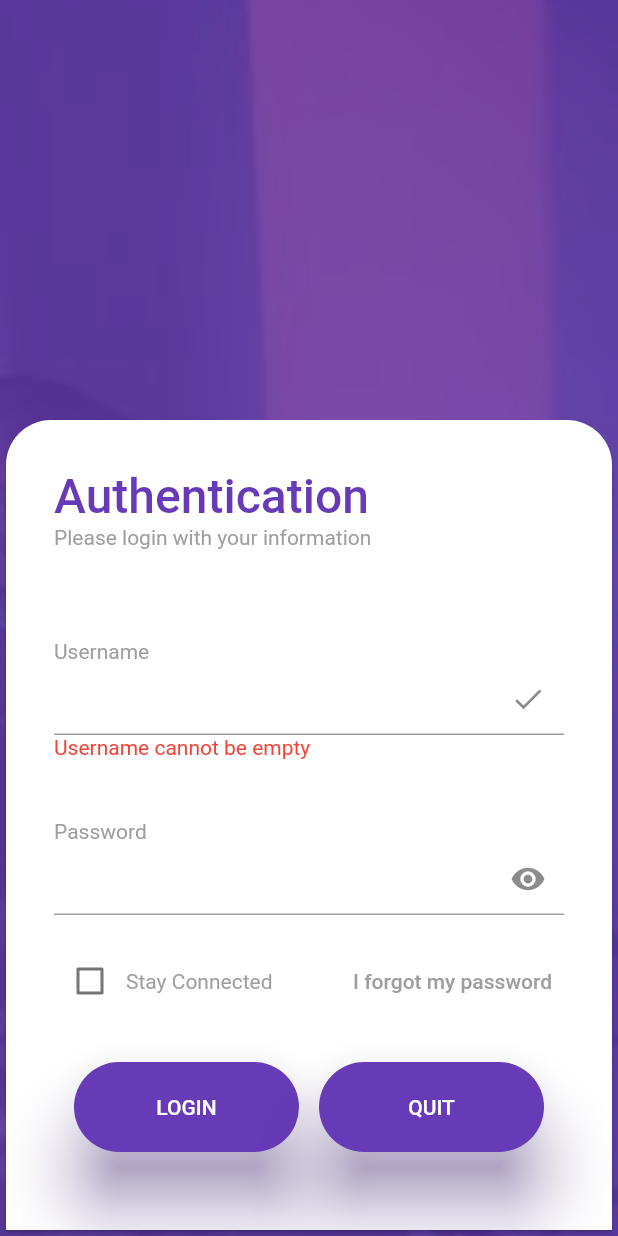
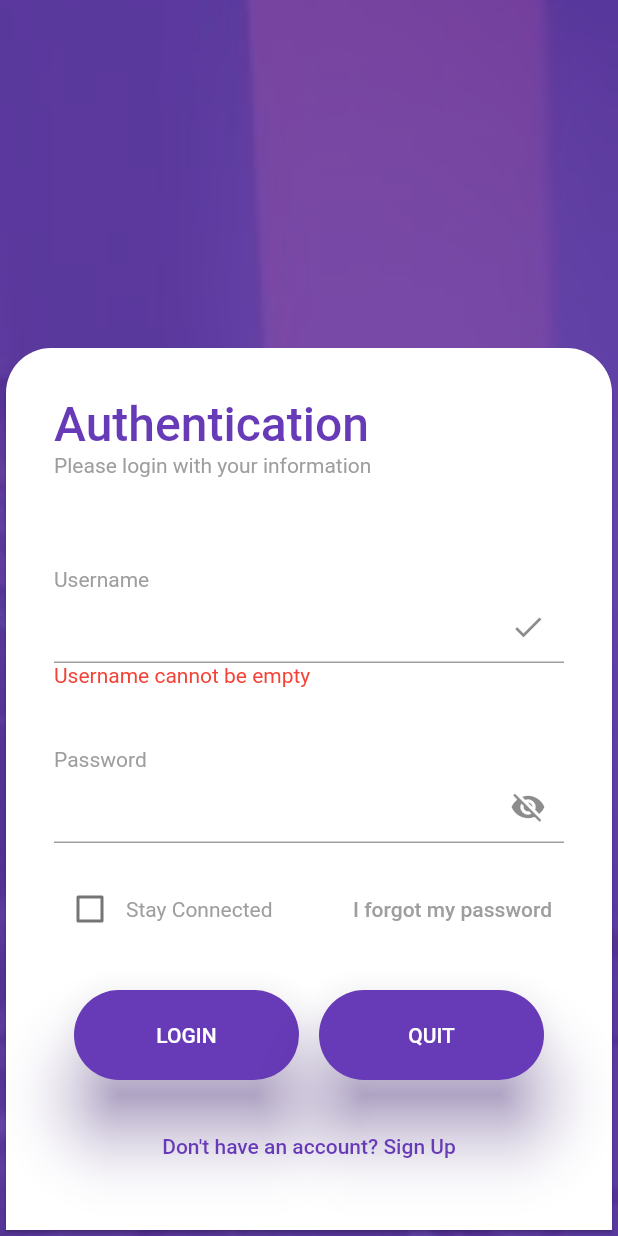
Before and after one commit to bokrieya/flutter_contacts_app, a Flutter app: the LoginPage screen opened directly, after a tap on "LOGIN", on a phone screen of 412 x 824 dp. Run offline on Flutter 3.47's test engine with Material 2 defaults, Android fonts, the light colour scheme and no system bars; our stand-ins replace shared_preferences, sqflite; missing offline and left inert: flutter_phone_direct_caller; accounts and stored records are empty.

Commit message:
add db connection + signup feature

```diff
--- a/lib/main.dart
+++ b/lib/main.dart
@@ -1,5 +1,6 @@
 import 'package:flutter/material.dart';
 import 'pages/login_page.dart';
+import 'pages/splash_screen.dart'; // Import the splash screen
 
 void main() {
   runApp(const MyApp());
@@ -14,7 +15,7 @@ class MyApp extends StatelessWidget {
     return MaterialApp(
       title: 'Flutter Demo',
       theme: ThemeData(primarySwatch: Colors.deepPurple),
-      home: SafeArea(child: LoginPage()),
+      home: SplashScreen(), // Start with the splash screen
       debugShowCheckedModeBanner: false,
     );
   }
--- a/lib/models/contact.dart
+++ b/lib/models/contact.dart
@@ -1,5 +1,5 @@
 class Contact {
-  final int? id; // id is optional because it will be generated automatically by the database
+  final int? id;
   final String name;
   final String pseudo;
   final String phoneNumber;
--- a/lib/pages/login_page.dart
+++ b/lib/pages/login_page.dart
@@ -1,5 +1,7 @@
 import 'package:flutter/material.dart';
+import 'package:shared_preferences/shared_preferences.dart';
 import 'home.dart'; // Make sure you import the HomePage class
+import '../pages/sign_up.dart'; // Import your SignUpPage class
 
 class LoginPage extends StatefulWidget {
   const LoginPage({super.key});
@@ -16,10 +18,30 @@ class _LoginPageState extends State<LoginPage> {
   bool rememberUser = false;
   String? errorMessage; // To store error messages for username
   String? passwordErrorMessage; // To store error messages for password
+  bool _isPasswordVisible = false; // Track password visibility
+
+  @override
+  void initState() {
+    super.initState();
+    _loadUserData(); // Load user data on init
+  }
+
+  Future<void> _loadUserData() async {
+    SharedPreferences prefs = await SharedPreferences.getInstance();
+    String? savedUsername = prefs.getString('username');
+    String? savedPassword = prefs.getString('password');
+    bool? savedRememberUser = prefs.getBool('rememberUser');
+
+    if (savedRememberUser == true) {
+      emailController.text = savedUsername ?? '';
+      passwordController.text = savedPassword ?? '';
+      rememberUser = true;
+    }
+  }
 
   // Function to validate and navigate
-  void _login() {
-    setState(() {
+  void _login() async {
+    setState(() async {
       // Clear the error messages
       errorMessage = null;
       passwordErrorMessage = null;
@@ -32,8 +54,22 @@ class _LoginPageState extends State<LoginPage> {
       else if (passwordController.text.isEmpty) {
         passwordErrorMessage = "Password cannot be empty";
       } else {
+        // Save user data if rememberUser is checked
+        if (rememberUser) {
+          SharedPreferences prefs = await SharedPreferences.getInstance();
+          prefs.setString('username', emailController.text);
+          prefs.setString('password', passwordController.text);
+          prefs.setBool('rememberUser', true);
+        } else {
+          // Clear saved user data if rememberUser is unchecked
+          SharedPreferences prefs = await SharedPreferences.getInstance();
+          prefs.remove('username');
+          prefs.remove('password');
+          prefs.setBool('rememberUser', false);
+        }
+
         // Navigate to Home page if validation is successful
-        Navigator.push(
+        Navigator.pushReplacement(
           context,
           MaterialPageRoute(builder: (context) => HomePage()),
         );
@@ -45,20 +81,27 @@ class _LoginPageState extends State<LoginPage> {
   Widget build(BuildContext context) {
     myColor = Theme.of(context).primaryColor;
     mediaSize = MediaQuery.of(context).size;
-    return Container(
+    return WillPopScope(
+      onWillPop: () async {
+        return true; // Allow back navigation
+      },
+      child: Container(
         decoration: BoxDecoration(
           color: myColor,
           image: DecorationImage(
-              image: AssetImage("assets/images/bg.jpeg"),
+            image: const AssetImage("assets/images/bg.jpeg"),
             fit: BoxFit.cover,
-              colorFilter: ColorFilter.mode(
-                  myColor.withOpacity(0.2), BlendMode.dstATop))),
+            colorFilter:
+                ColorFilter.mode(myColor.withOpacity(0.2), BlendMode.dstATop),
+          ),
+        ),
         child: Scaffold(
           backgroundColor: Colors.transparent,
           body: Stack(children: [
             Positioned(top: 80, child: _buildTop()),
-          Positioned(bottom: 0, child: _buildBottom())
+            Positioned(bottom: 0, child: _buildBottom()),
           ]),
+        ),
       ),
     );
   }
@@ -80,7 +123,8 @@ class _LoginPageState extends State<LoginPage> {
           borderRadius: BorderRadius.only(
             topLeft: Radius.circular(30),
             topRight: Radius.circular(30),
-        )),
+          ),
+        ),
         child: Padding(
           padding: const EdgeInsets.all(32.0),
           child: _buildForm(),
@@ -120,7 +164,7 @@ class _LoginPageState extends State<LoginPage> {
         const SizedBox(height: 20),
         _buildLoginButton(), // Updated login button with validation
         const SizedBox(height: 20),
-        //_buildOtherLogin(),
+        _buildSignUpLink(), // Add sign-up link/button
       ],
     );
   }
@@ -133,13 +177,24 @@ class _LoginPageState extends State<LoginPage> {
   }
 
   Widget _buildInputField(TextEditingController controller,
-      {isPassword = false}) {
+      {bool isPassword = false}) {
     return TextField(
       controller: controller,
       decoration: InputDecoration(
-        suffixIcon: isPassword ? Icon(Icons.remove_red_eye) : Icon(Icons.done),
+        suffixIcon: isPassword
+            ? IconButton(
+                icon: Icon(
+                  _isPasswordVisible ? Icons.visibility : Icons.visibility_off,
                 ),
-      obscureText: isPassword,
+                onPressed: () {
+                  setState(() {
+                    _isPasswordVisible = !_isPasswordVisible;
+                  });
+                },
+              )
+            : const Icon(Icons.done),
+      ),
+      obscureText: isPassword ? !_isPasswordVisible : false,
     );
   }
 
@@ -155,12 +210,15 @@ class _LoginPageState extends State<LoginPage> {
                 setState(() {
                   rememberUser = value!;
                 });
-                }),
+              },
+            ),
             _buildGreyText("Stay Connected"),
           ],
         ),
         TextButton(
-            onPressed: () {}, child: _buildGreyText("I forgot my password"))
+          onPressed: () {},
+          child: _buildGreyText("I forgot my password"),
+        ),
       ],
     );
   }
@@ -202,22 +260,29 @@ class _LoginPageState extends State<LoginPage> {
     );
   }
 
-  /*Widget _buildOtherLogin() {
+  // Add Sign Up button
+  Widget _buildSignUpLink() {
     return Center(
-      child: Column(
-        children: [
-          _buildGreyText("OR Create new account"),
-          const SizedBox(height: 10),
-          Row(
-            mainAxisAlignment: MainAxisAlignment.spaceEvenly,
-            children: [
-              Tab(icon: Image.asset("assets/images/f.jpeg")),
-              Tab(icon: Image.asset("assets/images/twi.png")),
-              Tab(icon: Image.asset("assets/images/git.png")),
-            ],
-          )
-        ],
+      child: TextButton(
+        onPressed: () async {
+          // Navigate to SignUpPage and wait for result
+          final result = await Navigator.push(
+            context,
+            MaterialPageRoute(builder: (context) => SignUpPage()),
+          );
+
+          // Check if registration was successful (i.e., result is true)
+          if (result == true) {
+            ScaffoldMessenger.of(context).showSnackBar(SnackBar(
+              content: Text('Registration successful!'),
+            ));
+          }
+        },
+        child: Text(
+          "Don't have an account? Sign Up",
+          style: TextStyle(color: myColor),
+        ),
       ),
     );
-  }*/
   }
+}
```
Also changed, not shown: lib/db/database_helper.dart (+85 -23 lines), lib/models/user.dart (added, +34 -0 lines), lib/pages/home.dart (+31 -5 lines), lib/pages/sign_up.dart (added, +103 -0 lines), lib/pages/splash_screen.dart (added, +89 -0 lines), pubspec.yaml (+7 -1 lines), assets/images/splash_icon.png (added), pubspec.lock, 1 other file. Lines whose indentation alone changed are shown as unchanged.
